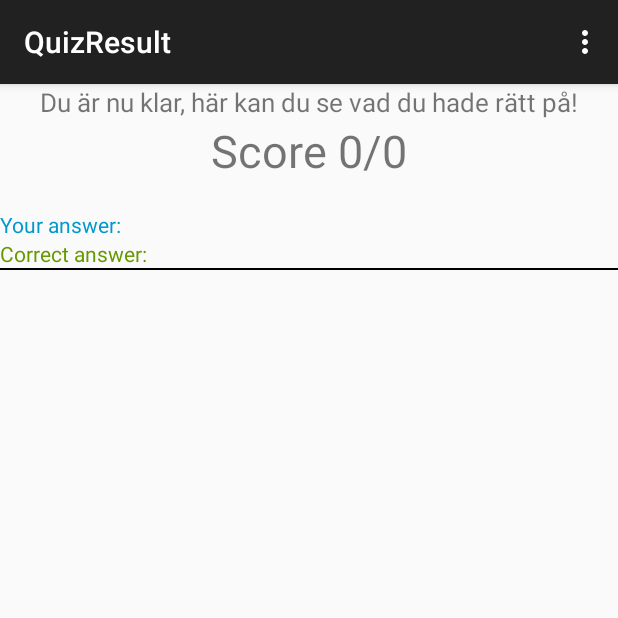
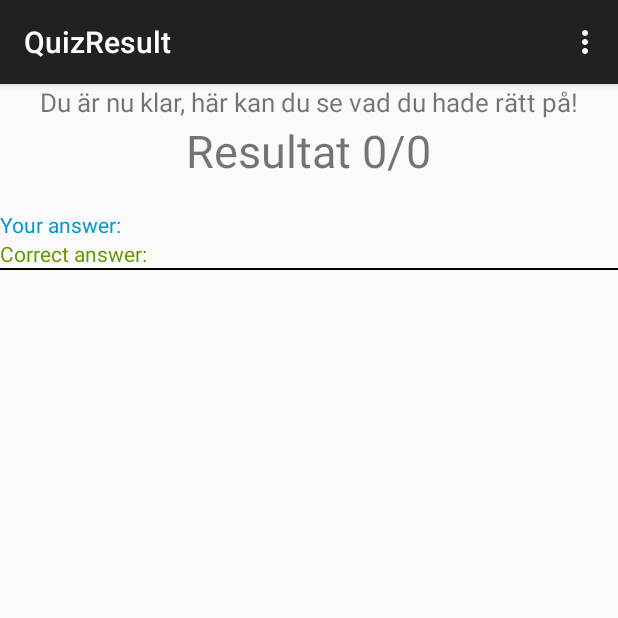
Before and after one commit to Kalasklubben/Uggletrasket, an Android app: the QuizResult screen opened directly, with no data from a screen before it, on a phone screen of 412 x 824 dp, the top half of it. Run offline under Robolectric (Android 15) with nearby library versions, the phone set to English and light mode, and no system bars; 3 statements that could not run were skipped.

Commit message:
Quickfix to some issues in previous commit + added comments to it

```diff
--- a/app/src/main/java/com/example/johan/uggletrasket/QuestionActivity.java
+++ b/app/src/main/java/com/example/johan/uggletrasket/QuestionActivity.java
@@ -74,6 +74,8 @@ public class QuestionActivity extends ActionBarActivity{
                     wrongAnswers++;
                     Toast.makeText(QuestionActivity.this, "Wrong!", Toast.LENGTH_SHORT).show();
                 }
+                //if there are no more questions, sends data containing number of correct answer
+                //together with the questions themselves. The questions are then listed in the result activity
                 if (questions.endOfList()) {
                     Intent i = new Intent(QuestionActivity.this, QuizResult.class);
                     i.putExtra("correct", correctAnswers);
--- a/app/src/main/java/com/example/johan/uggletrasket/QuizResult.java
+++ b/app/src/main/java/com/example/johan/uggletrasket/QuizResult.java
@@ -36,21 +36,20 @@ public class QuizResult extends ActionBarActivity {
         TextView result = (TextView) findViewById(R.id.result);
         questionList = (ListView) findViewById(R.id.question_list);
 
+        //retrieves info from another activity (QuestionActivity)
         Bundle extras = getIntent().getExtras();
         if (extras != null) {
             correctAnswers = extras.getInt("correct");
             wrongAnswers = extras.getInt("wrong");
         }
-        result.setText("Score " + correctAnswers + "/" + (wrongAnswers + correctAnswers));
+        result.setText("Resultat " + correctAnswers + "/" + (wrongAnswers + correctAnswers));
         questions = (ArrayList<Question>) getIntent().getSerializableExtra("questions");
-        populateMealList();
+        populateQuestionListView();
         };
 
-    // Provides an adapter for the list items. Basically inflates a custom view
-    //with values from a Question object
-
-
-    private void populateMealList(){
+    // Adds all questions from an array of questions to the list view in the result activity
+    // using the QuizListAdapter for every Question object
+    private void populateQuestionListView(){
         questionList = (ListView) findViewById(R.id.question_list);
         qla = new QuizListAdapter(this);
         for (Question da: questions){
@@ -68,6 +67,9 @@ public class QuizResult extends ActionBarActivity {
         return true;
     }
 
+    //An adapter class to assist the making of a list of Questions shown in activity_quiz_result
+    //Takes a question_item layout and retrieves views from it. Then fills the views with
+    //appropriate values from the Question object. The result corresponds to an item in the list
     private class QuizListAdapter extends ArrayAdapter<Question>
     {
         public QuizListAdapter(Context context)
--- a/app/src/main/res/layout/activity_quiz_result.xml
+++ b/app/src/main/res/layout/activity_quiz_result.xml
@@ -19,7 +19,7 @@
         <TextView
             android:layout_width="wrap_content"
             android:layout_height="wrap_content"
-            android:text="Resultat 0/0"
+            android:text=""
             android:id="@+id/result"
             android:textSize="30dp"
             android:singleLine="true" />
```
